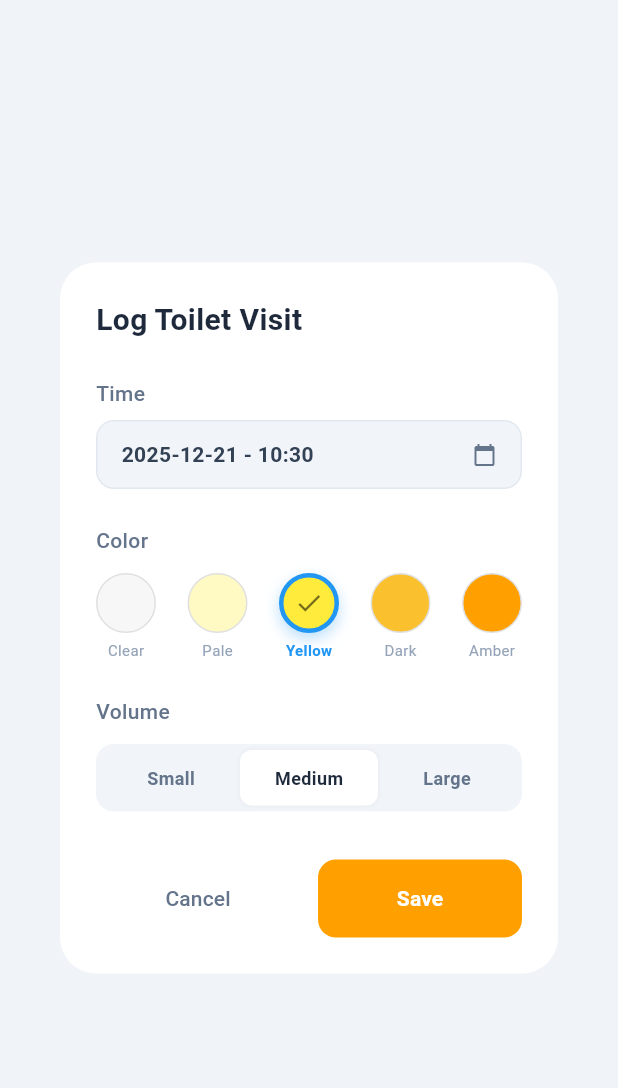
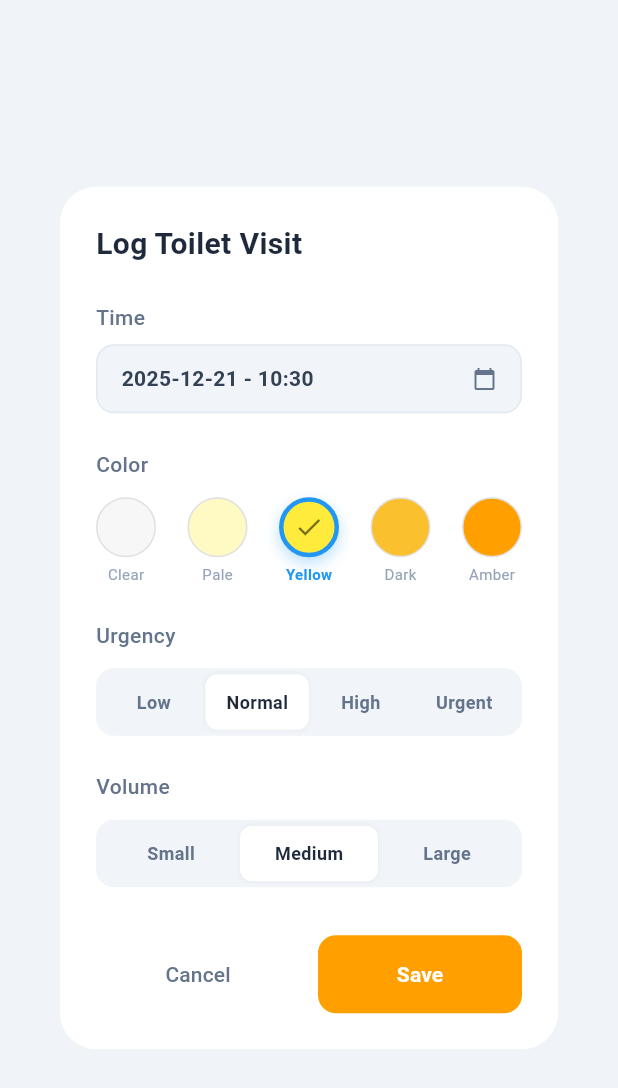
Before and after one commit to Tomekske/flow, a Flutter app: the UrineDialog widget shown alone on an empty page, opened directly, on a phone screen of 412 x 824 dp. Shown: the top 1088 px of the screen. Run offline on Flutter 3.47's test engine with Material 3 defaults, Android fonts, the phone set to English and light mode, and no system bars; our stand-ins replace equatable, fl_chart, flutter_bloc, flutter_dotenv, font_awesome_flutter, supabase_flutter; accounts and stored records are empty; network calls fail.

Commit message:
Adds urgency tracking for toilet logs
Introduces the ability for users to log the level of urgency for each toilet visit. This helps in tracking bladder urgency patterns over time.

This change adds an `urgency` field to the `UrineLogEntry` model. The UI is updated with a new segmented control in the logging dialog to select the urgency level (Low, Normal, High, Urgent).

```diff
--- a/lib/data/models/urine_log_entry.dart
+++ b/lib/data/models/urine_log_entry.dart
@@ -4,18 +4,21 @@ import 'log_entry.dart';
 class UrineLogEntry extends LogEntry {
   final UrineColor color;
   final String amount;
+  final int urgency;
 
   const UrineLogEntry({
     required super.id,
     required super.createdAt,
     required this.color,
     required this.amount,
+    required this.urgency,
   });
 
   Map<String, dynamic> toJson() => {
     'id': id,
     'color': color.index,
     'amount': amount,
+    'urgency': urgency,
     'created_at': createdAt.toIso8601String(),
   };
 
@@ -32,16 +35,20 @@ class UrineLogEntry extends LogEntry {
         id: json['id'],
         color: UrineColor.fromId(json['color']),
         amount: json['amount'],
+        // Check if urgency exists and is an int, otherwise default to 2 (Normal)
+        urgency: (json['urgency'] is int) ? json['urgency'] : 2,
         createdAt: DateTime.parse(json['created_at']),
       );
     } catch (e) {
       throw FormatException('Failed to parse UrineLogEntry from JSON: $e');
     }
   }
+
   UrineLogEntry copyWith({
     int? id,
     UrineColor? color,
     String? amount,
+    int? urgency, //
     DateTime? createdAt,
   }) {
     return UrineLogEntry(
@@ -49,6 +56,7 @@ class UrineLogEntry extends LogEntry {
       createdAt: createdAt ?? this.createdAt,
       color: color ?? this.color,
       amount: amount ?? this.amount,
+      urgency: urgency ?? this.urgency, //
     );
   }
 }
--- a/lib/logic/bloc/log_bloc.dart
+++ b/lib/logic/bloc/log_bloc.dart
@@ -108,6 +108,7 @@ class LogBloc extends Bloc<LogEvent, LogState> {
         createdAt: event.createdAt,
         color: event.color!,
         amount: event.amount!,
+        urgency: event.urgency,
       );
 
       await _storageService.addUrineLog(newLog);
--- a/lib/logic/bloc/log_event.dart
+++ b/lib/logic/bloc/log_event.dart
@@ -11,16 +11,18 @@ class LoadData extends LogEvent {}
 class AddUrineLogEvent extends LogEvent {
   final UrineColor? color;
   final String? amount;
+  final int urgency; // Added urgency field
   final DateTime createdAt;
 
   const AddUrineLogEvent({
     this.color,
     this.amount,
+    required this.urgency, // Required in constructor
     required this.createdAt,
   });
 
   @override
-  List<Object?> get props => [color, amount, createdAt];
+  List<Object?> get props => [color, amount, urgency, createdAt];
 }
 
 class AddDrinkLogEvent extends LogEvent {
--- a/lib/presentation/dialogs/urine_dialog.dart
+++ b/lib/presentation/dialogs/urine_dialog.dart
@@ -15,9 +15,17 @@ class UrineDialog extends StatefulWidget {
 class _UrineDialogState extends State<UrineDialog> {
   UrineColor _selectedColor = UrineColor.yellow;
   String _selectedAmount = 'Medium';
+  int _selectedUrgency = 2; // Default to Normal (2)
   late DateTime _selectedTime;
 
   final List<String> _amounts = ['Small', 'Medium', 'Large'];
+
+  final Map<int, String> _urgencyLabels = {
+    1: 'Low',
+    2: 'Normal',
+    3: 'High',
+    4: 'Urgent',
+  };
 
   @override
   void initState() {
@@ -25,6 +33,7 @@ class _UrineDialogState extends State<UrineDialog> {
     if (widget.existingLog != null) {
       _selectedColor = widget.existingLog!.color;
       _selectedAmount = widget.existingLog!.amount;
+      _selectedUrgency = widget.existingLog!.urgency;
       _selectedTime = widget.existingLog!.createdAt;
     } else {
       _selectedTime = DateTime.now();
@@ -72,6 +81,7 @@ class _UrineDialogState extends State<UrineDialog> {
       backgroundColor: isDark ? const Color(0xFF1E293B) : Colors.white,
       child: Padding(
         padding: const EdgeInsets.all(24.0),
+        child: SingleChildScrollView(
           child: Column(
             mainAxisSize: MainAxisSize.min,
             crossAxisAlignment: CrossAxisAlignment.start,
@@ -124,7 +134,9 @@ class _UrineDialogState extends State<UrineDialog> {
                         style: TextStyle(
                           fontSize: 14,
                           fontWeight: FontWeight.w600,
-                        color: isDark ? Colors.white : const Color(0xFF334155),
+                          color: isDark
+                              ? Colors.white
+                              : const Color(0xFF334155),
                         ),
                       ),
                       Icon(
@@ -139,7 +151,6 @@ class _UrineDialogState extends State<UrineDialog> {
                 ),
               ),
               const SizedBox(height: 24),
-
               Text(
                 "Color",
                 style: TextStyle(
@@ -207,9 +218,71 @@ class _UrineDialogState extends State<UrineDialog> {
                   );
                 }).toList(),
               ),
+              const SizedBox(height: 24),
+              Text(
+                "Urgency",
+                style: TextStyle(
+                  fontSize: 14,
+                  fontWeight: FontWeight.w500,
+                  color: isDark ? Colors.grey[400] : const Color(0xFF64748B),
+                ),
+              ),
+              const SizedBox(height: 12),
+              Container(
+                padding: const EdgeInsets.all(4),
+                decoration: BoxDecoration(
+                  color: isDark ? Colors.grey[800] : const Color(0xFFF1F5F9),
+                  borderRadius: BorderRadius.circular(12),
+                ),
+                child: Row(
+                  children: _urgencyLabels.entries.map((entry) {
+                    final int value = entry.key;
+                    final String label = entry.value;
+                    final bool isSelected = _selectedUrgency == value;
 
+                    return Expanded(
+                      child: GestureDetector(
+                        onTap: () => setState(() => _selectedUrgency = value),
+                        child: Container(
+                          padding: const EdgeInsets.symmetric(vertical: 10),
+                          decoration: BoxDecoration(
+                            color: isSelected
+                                ? (isDark ? Colors.grey[700] : Colors.white)
+                                : Colors.transparent,
+                            borderRadius: BorderRadius.circular(8),
+                            boxShadow: isSelected
+                                ? [
+                                    BoxShadow(
+                                      color: Colors.black.withValues(
+                                        alpha: 0.05,
+                                      ),
+                                      blurRadius: 2,
+                                    ),
+                                  ]
+                                : [],
+                          ),
+                          alignment: Alignment.center,
+                          child: Text(
+                            label,
+                            style: TextStyle(
+                              fontSize: 12,
+                              fontWeight: FontWeight.bold,
+                              color: isSelected
+                                  ? (isDark
+                                        ? Colors.white
+                                        : const Color(0xFF1E293B))
+                                  : (isDark
+                                        ? Colors.grey[400]
+                                        : const Color(0xFF64748B)),
+                            ),
+                          ),
+                        ),
+                      ),
+                    );
+                  }).toList(),
+                ),
+              ),
               const SizedBox(height: 24),
-
               Text(
                 "Volume",
                 style: TextStyle(
@@ -219,7 +292,69 @@ class _UrineDialogState extends State<UrineDialog> {
                 ),
               ),
               const SizedBox(height: 12),
-            Container(
+              _buildVolumeControl(isDark),
+              const SizedBox(height: 32),
+              Row(
+                children: [
+                  Expanded(
+                    child: TextButton(
+                      onPressed: () => Navigator.pop(context),
+                      style: TextButton.styleFrom(
+                        padding: const EdgeInsets.symmetric(vertical: 16),
+                        shape: RoundedRectangleBorder(
+                          borderRadius: BorderRadius.circular(12),
+                        ),
+                      ),
+                      child: Text(
+                        "Cancel",
+                        style: TextStyle(
+                          color: isDark
+                              ? Colors.grey[400]
+                              : const Color(0xFF64748B),
+                        ),
+                      ),
+                    ),
+                  ),
+                  const SizedBox(width: 12),
+                  Expanded(
+                    child: ElevatedButton(
+                      onPressed: () {
+                        Navigator.pop(context, {
+                          'color': _selectedColor,
+                          'amount': _selectedAmount,
+                          'urgency': _selectedUrgency, // Returns int (1-4)
+                          'created_at': _selectedTime,
+                        });
+                      },
+                      style: ElevatedButton.styleFrom(
+                        backgroundColor: Colors.amber[700],
+                        padding: const EdgeInsets.symmetric(vertical: 16),
+                        shape: RoundedRectangleBorder(
+                          borderRadius: BorderRadius.circular(12),
+                        ),
+                        elevation: 0,
+                      ),
+                      child: const Text(
+                        "Save",
+                        style: TextStyle(
+                          color: Colors.white,
+                          fontWeight: FontWeight.bold,
+                        ),
+                      ),
+                    ),
+                  ),
+                ],
+              ),
+            ],
+          ),
+        ),
+      ),
+    );
+  }
+
+  // Helper for Volume (String based)
+  Widget _buildVolumeControl(bool isDark) {
+    return Container(
       padding: const EdgeInsets.all(4),
       decoration: BoxDecoration(
         color: isDark ? Colors.grey[800] : const Color(0xFFF1F5F9),
@@ -254,12 +389,8 @@ class _UrineDialogState extends State<UrineDialog> {
                     fontSize: 12,
                     fontWeight: FontWeight.bold,
                     color: isSelected
-                                ? (isDark
-                                      ? Colors.white
-                                      : const Color(0xFF1E293B))
-                                : (isDark
-                                      ? Colors.grey[400]
-                                      : const Color(0xFF64748B)),
+                        ? (isDark ? Colors.white : const Color(0xFF1E293B))
+                        : (isDark ? Colors.grey[400] : const Color(0xFF64748B)),
                   ),
                 ),
               ),
@@ -267,63 +398,6 @@ class _UrineDialogState extends State<UrineDialog> {
           );
         }).toList(),
       ),
-            ),
-
-            const SizedBox(height: 32),
-
-            Row(
-              children: [
-                Expanded(
-                  child: TextButton(
-                    onPressed: () => Navigator.pop(context),
-                    style: TextButton.styleFrom(
-                      padding: const EdgeInsets.symmetric(vertical: 16),
-                      shape: RoundedRectangleBorder(
-                        borderRadius: BorderRadius.circular(12),
-                      ),
-                    ),
-                    child: Text(
-                      "Cancel",
-                      style: TextStyle(
-                        color: isDark
-                            ? Colors.grey[400]
-                            : const Color(0xFF64748B),
-                      ),
-                    ),
-                  ),
-                ),
-                const SizedBox(width: 12),
-                Expanded(
-                  child: ElevatedButton(
-                    onPressed: () {
-                      Navigator.pop(context, {
-                        'color': _selectedColor,
-                        'amount': _selectedAmount,
-                        'created_at': _selectedTime,
-                      });
-                    },
-                    style: ElevatedButton.styleFrom(
-                      backgroundColor: Colors.amber[700],
-                      padding: const EdgeInsets.symmetric(vertical: 16),
-                      shape: RoundedRectangleBorder(
-                        borderRadius: BorderRadius.circular(12),
-                      ),
-                      elevation: 0,
-                    ),
-                    child: const Text(
-                      "Save",
-                      style: TextStyle(
-                        color: Colors.white,
-                        fontWeight: FontWeight.bold,
-                      ),
-                    ),
-                  ),
-                ),
-              ],
-            ),
-          ],
-        ),
-      ),
     );
   }
 }
--- a/lib/presentation/pages/home_page.dart
+++ b/lib/presentation/pages/home_page.dart
@@ -20,6 +20,7 @@ class HomePage extends StatelessWidget {
         AddUrineLogEvent(
           color: result['color'],
           amount: result['amount'],
+          urgency: result['urgency'],
           createdAt: result['created_at'],
         ),
       );
```
Also changed, not shown: 1 other file. Lines whose indentation alone changed are shown as unchanged.
